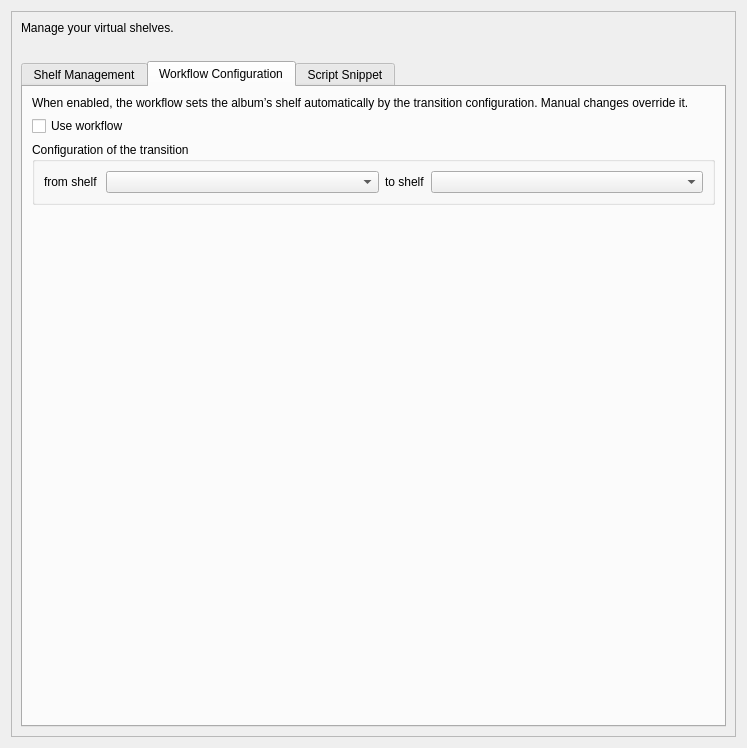
Qt form shelves/ui/shelves.ui (nrth3rnlb/picard-plugin-shelves) before a commit.
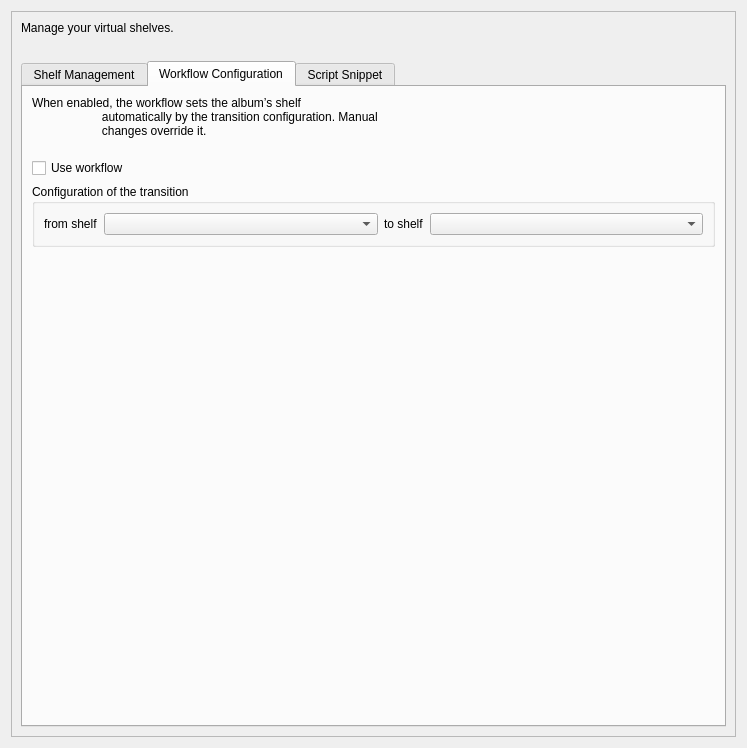
The same form after that commit.

Commit message: refactor(ui): update widget names and improve layout in shelves.ui

What changed in the file:
```diff
--- a/shelves/ui/shelves.ui
+++ b/shelves/ui/shelves.ui
@@ -191,7 +191,10 @@
            <item alignment="Qt::AlignTop">
             <widget class="QLabel" name="l_workflow_description">
              <property name="text">
-              <string>When enabled, the workflow sets the album’s shelf automatically by the transition configuration. Manual changes override it.</string>
+                 <string>When enabled, the workflow sets the album’s shelf
+                     automatically by the transition configuration. Manual
+                     changes override it.
+                 </string>
              </property>
              <property name="wordWrap">
               <bool>true</bool>
@@ -223,7 +226,7 @@
                  </sizepolicy>
                 </property>
                 <property name="text">
-                 <string>from shelf </string>
+                    <string>from shelf</string>
                 </property>
                </widget>
               </item>
```
Left out of the diff: 23 changed lines with no effect on the pictures. The commit also changes 12 other files.
